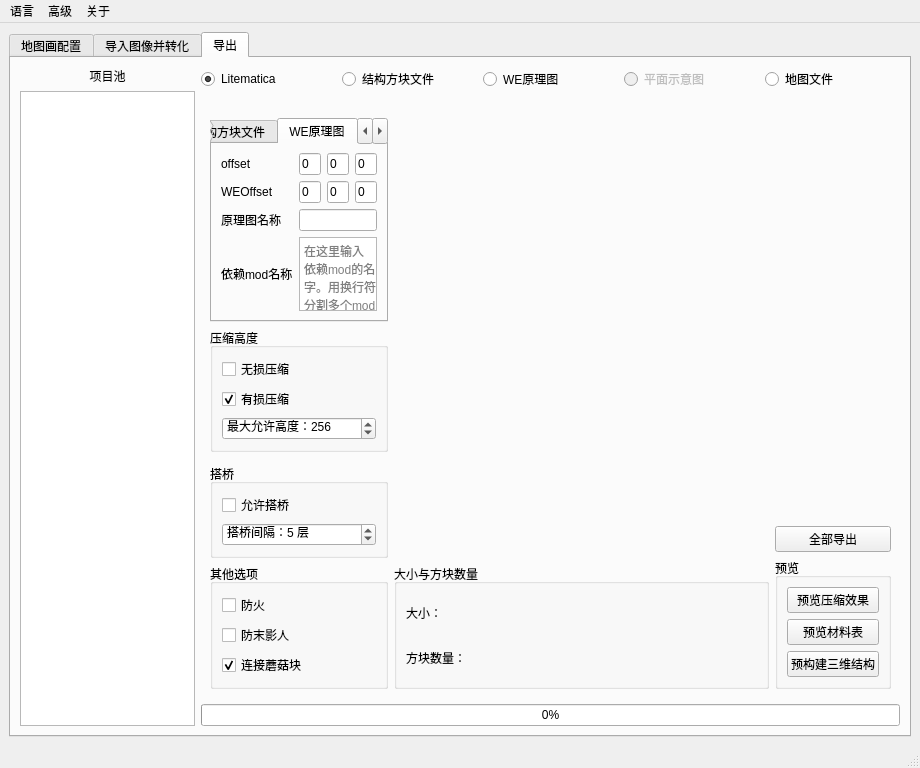
This is SlopeCraft/SCWind.ui in SlopeCraft/SlopeCraft as Qt 5 draws it before an edit. The edited form follows.
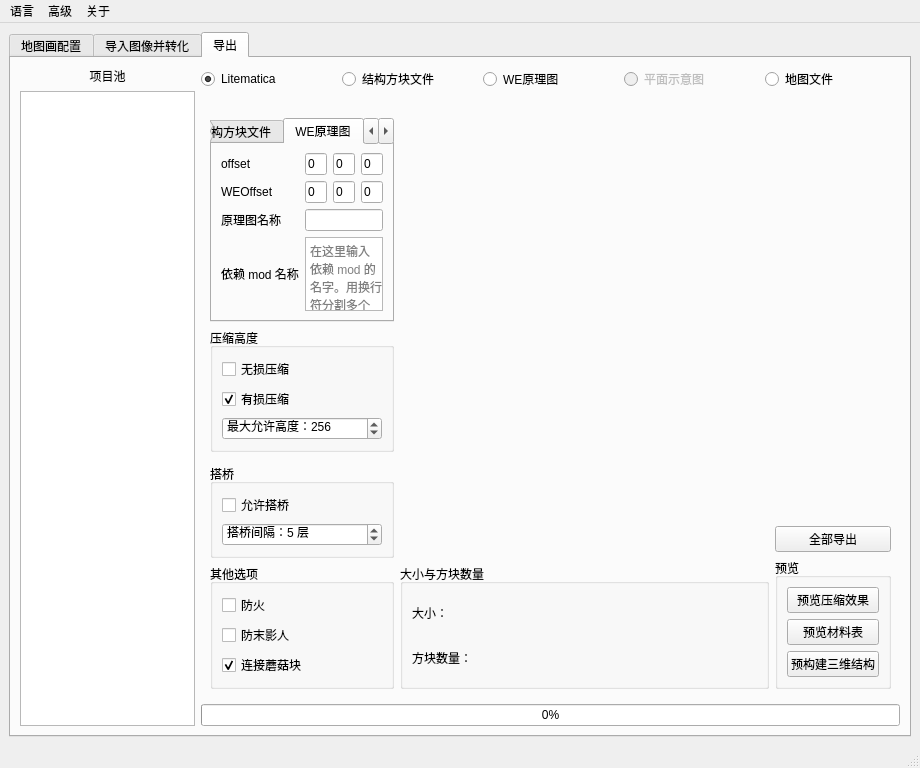
This is the edited form. The open tabs and pages were chosen to show the change. Custom widgets are drawn as their Qt base class.

```diff
--- a/SlopeCraft/SCWind.ui
+++ b/SlopeCraft/SCWind.ui
@@ -1110,7 +1110,7 @@
                 <item row="3" column="0">
                  <widget class="QLabel" name="label_11">
                   <property name="text">
-                   <string>依赖mod名称</string>
+                   <string>依赖 mod 名称</string>
                   </property>
                  </widget>
                 </item>
@@ -1123,7 +1123,7 @@
                    </sizepolicy>
                   </property>
                   <property name="placeholderText">
-                   <string>在这里输入依赖mod的名字。用换行符分割多个mod</string>
+                   <string>在这里输入依赖 mod 的名字。用换行符分割多个 mod</string>
                   </property>
                  </widget>
                 </item>
```
